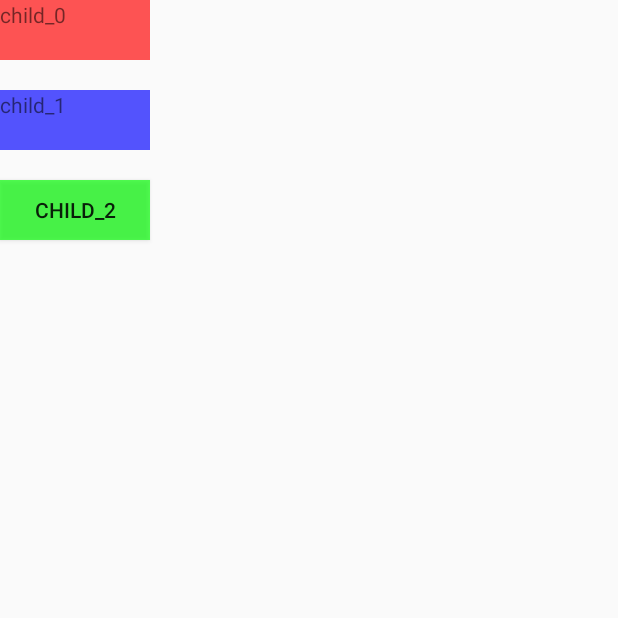
After one commit to Rainbow-556/Case, an Android app: the ViewDragHelperActivity screen opened directly, with no data from a screen before it, on a phone screen of 412 x 824 dp, the top half of it. The commit adds this screen. Run offline under Robolectric (Android 15) with nearby library versions, the phone set to English and light mode, and no system bars.

Commit message:
1.熟悉ViewDragHelper API

```diff
--- a/app/build.gradle
+++ b/app/build.gradle
@@ -6,7 +6,7 @@ android {
 
     defaultConfig {
         applicationId "com.rainbow556.carlli.rainbow556"
-        minSdkVersion 15
+        minSdkVersion 21//15
         targetSdkVersion 23
         versionCode 1
         versionName "1.0"
--- a/app/src/main/AndroidManifest.xml
+++ b/app/src/main/AndroidManifest.xml
@@ -18,6 +18,7 @@
             android:label="@string/app_name">
             <intent-filter>
                 <action android:name="android.intent.action.MAIN"/>
+
                 <category android:name="android.intent.category.LAUNCHER"/>
             </intent-filter>
         </activity>
@@ -46,5 +47,8 @@
         </activity>
         <activity android:name=".activity.Animation3DActivity">
         </activity>
+        <activity android:name=".activity.ViewDragHelperActivity">
+        </activity>
     </application>
+
 </manifest>
--- a/app/src/main/java/com/rainbow556/carlli/rainbow556/activity/MainActivity.java
+++ b/app/src/main/java/com/rainbow556/carlli/rainbow556/activity/MainActivity.java
@@ -61,6 +61,9 @@ public class MainActivity extends BaseActivity{
             case R.id.btn_3d:
                 cls = Animation3DActivity.class;
                 break;
+            case R.id.btn_drag:
+                cls = ViewDragHelperActivity.class;
+                break;
         }
         return cls;
     }
--- /dev/null
+++ b/app/src/main/java/com/rainbow556/carlli/rainbow556/activity/ViewDragHelperActivity.java
@@ -0,0 +1,15 @@
+package com.rainbow556.carlli.rainbow556.activity;
+
+import android.os.Bundle;
+import android.support.v7.app.AppCompatActivity;
+
+import com.rainbow556.carlli.rainbow556.R;
+
+public class ViewDragHelperActivity extends AppCompatActivity{
+
+    @Override
+    protected void onCreate(Bundle savedInstanceState){
+        super.onCreate(savedInstanceState);
+        setContentView(R.layout.activity_view_drag_helper);
+    }
+}
--- a/app/src/main/java/com/rainbow556/carlli/rainbow556/util/JLog.java
+++ b/app/src/main/java/com/rainbow556/carlli/rainbow556/util/JLog.java
@@ -8,14 +8,14 @@ import android.util.Log;
  * @author Carl.li
  *
  */
-public class JLog{
+public final class JLog{
 	private JLog() {
 		throw new UnsupportedOperationException("让你初始化！");
 	}
 	/**是否需要打印bug，可以在application的onCreate函数里面初始化*/
 	public static boolean isDebug = true;
 	public static final String TAG_NET_LOG = "JfzNetLog";
-	private static final String TAG = "JFZAPP";
+	private static final String TAG = "lx";
 
 	// 下面四个是默认tag的函数
 	public static void i(Object msg) {
--- /dev/null
+++ b/app/src/main/java/com/rainbow556/carlli/rainbow556/view/ViewDragHelperPracticeView.java
@@ -0,0 +1,140 @@
+package com.rainbow556.carlli.rainbow556.view;
+
+import android.content.Context;
+import android.graphics.Point;
+import android.support.v4.widget.ViewDragHelper;
+import android.util.AttributeSet;
+import android.view.MotionEvent;
+import android.view.View;
+import android.widget.LinearLayout;
+
+/**
+ * Created by Rainbow556 on 9/11/2016.
+ */
+public class ViewDragHelperPracticeView extends LinearLayout{
+
+    private ViewDragHelper mViewDragHelper;
+    private View mAutoBackView, mFirstChild, mThirdChild;
+    private Point mAutoBackViewPos = new Point();
+
+    public ViewDragHelperPracticeView(Context context){
+        super(context);
+        init();
+    }
+
+    public ViewDragHelperPracticeView(Context context, AttributeSet attrs){
+        super(context, attrs);
+        init();
+    }
+
+    public ViewDragHelperPracticeView(Context context, AttributeSet attrs, int defStyleAttr){
+        super(context, attrs, defStyleAttr);
+        init();
+    }
+
+    @Override
+    protected void onFinishInflate(){
+        super.onFinishInflate();
+        mFirstChild = getChildAt(0);
+        mAutoBackView = getChildAt(1);
+        mThirdChild = getChildAt(2);
+    }
+
+    @Override
+    protected void onLayout(boolean changed, int l, int t, int r, int b){
+        super.onLayout(changed, l, t, r, b);
+        mAutoBackViewPos.set(mAutoBackView.getLeft(), mAutoBackView.getTop());
+    }
+
+    private void init(){
+        //处理水平方向的越界
+        //处理垂直方向的越界
+        //监听拖动状态的改变
+        //捕获View
+        //释放View
+        mViewDragHelper = ViewDragHelper.create(this, 1.0f, new ViewDragHelper.Callback(){
+            @Override
+            public boolean tryCaptureView(View child, int pointerId){
+                return true;
+            }
+
+            //处理水平方向的越界
+            @Override
+            public int clampViewPositionHorizontal(View child, int left, int dx){
+                return left;
+            }
+
+            //处理垂直方向的越界
+            @Override
+            public int clampViewPositionVertical(View child, int top, int dy){
+                if(child == mFirstChild){
+                    return mFirstChild.getTop();
+                }
+                return top;
+            }
+
+            @Override
+            public int getViewHorizontalDragRange(View child){
+                if(child == mThirdChild){
+                    return 1;
+                }
+                return super.getViewHorizontalDragRange(child);
+            }
+
+            @Override
+            public int getViewVerticalDragRange(View child){
+                return super.getViewVerticalDragRange(child);
+            }
+
+            //监听拖动状态的改变
+            @Override
+            public void onViewDragStateChanged(int state){
+                super.onViewDragStateChanged(state);
+                switch(state){
+                    case ViewDragHelper.STATE_DRAGGING:
+                        break;
+                    case ViewDragHelper.STATE_IDLE:
+                        break;
+                    case ViewDragHelper.STATE_SETTLING:
+                        break;
+                }
+            }
+
+            //捕获View
+            @Override
+            public void onViewCaptured(View capturedChild, int activePointerId){
+                super.onViewCaptured(capturedChild, activePointerId);
+            }
+
+            //释放View
+            @Override
+            public void onViewReleased(View releasedChild, float xvel, float yvel){
+                super.onViewReleased(releasedChild, xvel, yvel);
+                if(releasedChild == mAutoBackView){
+                    mViewDragHelper.settleCapturedViewAt(mAutoBackViewPos.x, mAutoBackViewPos.y);
+                    invalidate();
+                }
+            }
+        });
+    }
+
+    //将事件拦截交给ViewDragHelper处理
+    @Override
+    public boolean onInterceptTouchEvent(MotionEvent ev){
+        return mViewDragHelper.shouldInterceptTouchEvent(ev);
+    }
+
+    //将Touch事件交给ViewDragHelper处理
+    @Override
+    public boolean onTouchEvent(MotionEvent ev){
+        mViewDragHelper.processTouchEvent(ev);
+        return true;
+    }
+
+    @Override
+    public void computeScroll(){
+        if(mViewDragHelper.continueSettling(true)){
+            invalidate();
+        }
+    }
+}
--- /dev/null
+++ b/app/src/main/res/layout/activity_view_drag_helper.xml
@@ -0,0 +1,34 @@
+<?xml version="1.0" encoding="utf-8"?>
+<RelativeLayout
+    xmlns:android="http://schemas.android.com/apk/res/android"
+    xmlns:tools="http://schemas.android.com/tools"
+    android:layout_width="match_parent"
+    android:layout_height="match_parent"
+    tools:context="com.rainbow556.carlli.rainbow556.activity.ViewDragHelperActivity">
+    <com.rainbow556.carlli.rainbow556.view.ViewDragHelperPracticeView
+        android:layout_width="match_parent"
+        android:layout_height="match_parent"
+        android:orientation="vertical"
+        >
+        <TextView
+            android:layout_width="100dp"
+            android:layout_height="40dp"
+            android:text="child_0"
+            android:background="#af00"
+            />
+        <TextView
+            android:layout_width="100dp"
+            android:layout_height="40dp"
+            android:layout_marginTop="20dp"
+            android:text="child_1"
+            android:background="#a00f"
+            />
+        <Button
+            android:layout_width="100dp"
+            android:layout_height="40dp"
+            android:layout_marginTop="20dp"
+            android:text="child_2"
+            android:background="#a0f0"
+            />
+    </com.rainbow556.carlli.rainbow556.view.ViewDragHelperPracticeView>
+</RelativeLayout>
--- a/build.gradle
+++ b/build.gradle
@@ -5,7 +5,7 @@ buildscript {
         jcenter()
     }
     dependencies {
-        classpath 'com.android.tools.build:gradle:2.0.0'
+        classpath 'com.android.tools.build:gradle:2.1.3'
 
         // NOTE: Do not place your application dependencies here; they belong
         // in the individual module build.gradle files
```
Also changed, not shown: app/src/main/java/com/rainbow556/carlli/rainbow556/activity/KeyboardEventActivity.java (+2 -23 lines), app/src/main/res/layout/aty_main.xml (+7 -0 lines), gradle/wrapper/gradle-wrapper.properties.
